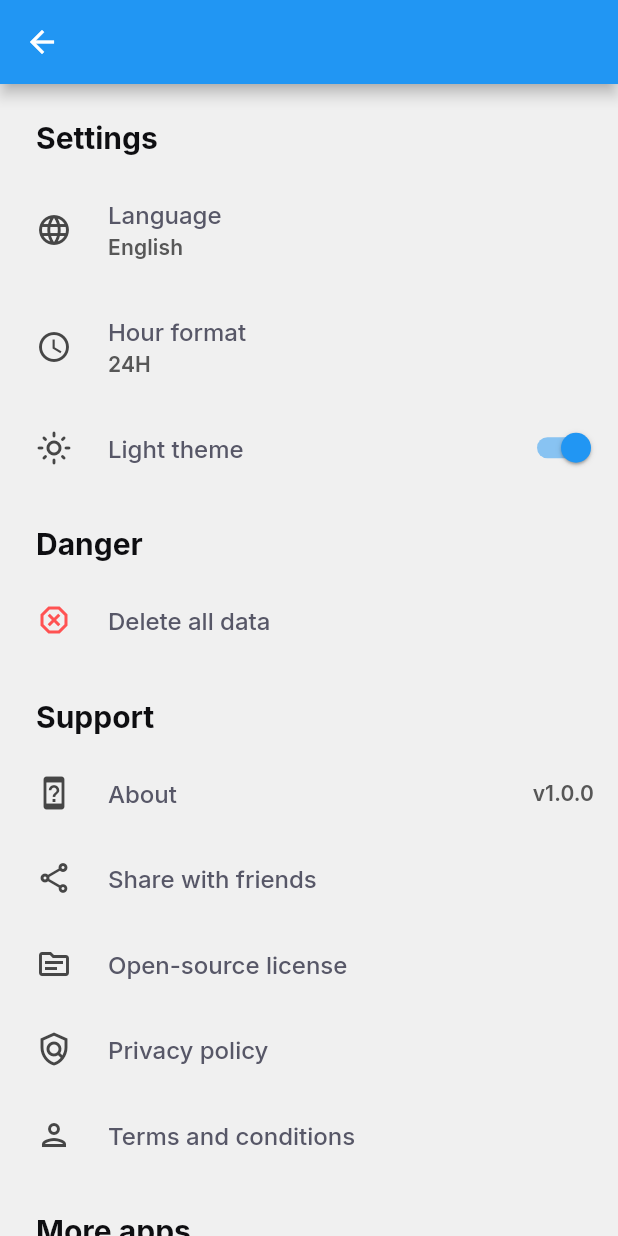
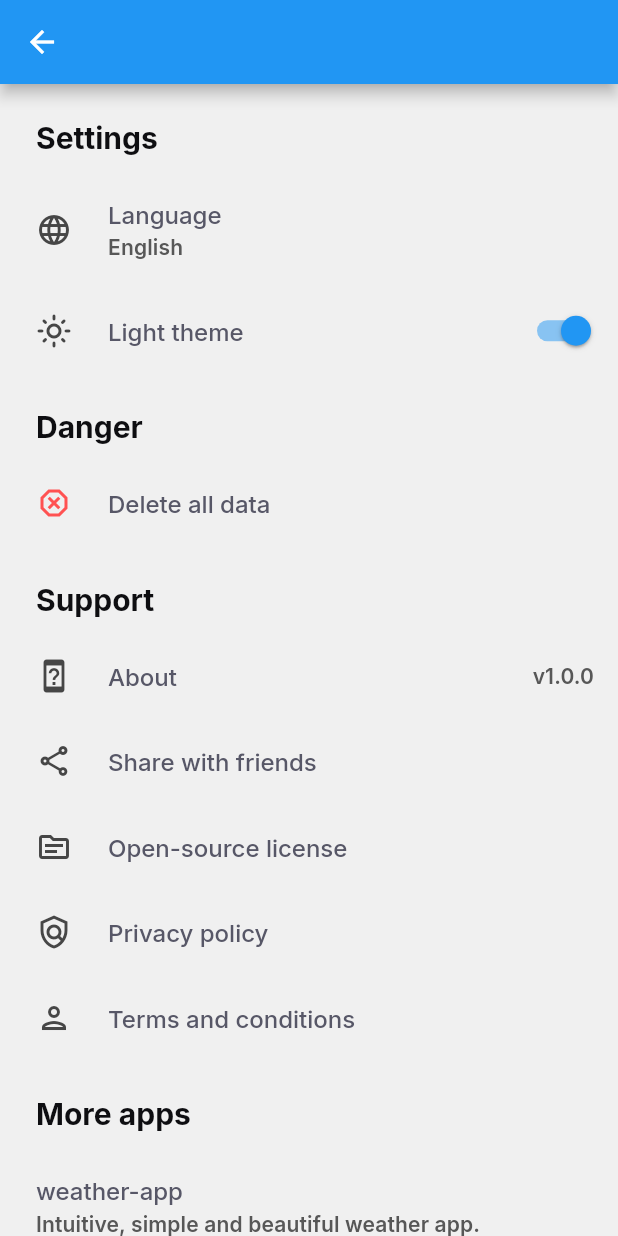
Before and after one commit to samuel-s-marques/todo-app, a Flutter app: the screen it shows after launch, after a tap on the "settings" icon, on a phone screen of 412 x 824 dp. Run offline on Flutter 3.47's test engine with Material 2 defaults, Android fonts, the phone set to English and light mode, and no system bars; drawn by our look-alikes of settings_ui; our stand-ins replace drift, flutter_colorpicker, flutter_markdown, flutter_translate, google_fonts, share and 2 more; missing offline and left inert: flutter_iconpicker; accounts and stored records are empty; generated files the repository leaves out were written again; statements that could not run were skipped.

Commit message:
Remove time pattern

```diff
--- a/lib/pages/settings_page.dart
+++ b/lib/pages/settings_page.dart
@@ -44,17 +44,6 @@ class _SettingsPageState extends State<SettingsPage> {
                     onPressed: (context) {
                       Navigator.pushNamed(context, "/languages");
                     },
-                  ),
-                  SettingsTile.navigation(
-                    leading: const Icon(Icons.access_time_outlined),
-                    title: Text(
-                      translate("settings_page.settings_section.hour_pattern"),
-                      style: Theme.of(context).textTheme.headline1!.copyWith(fontSize: 16),
-                    ),
-                    value: Text(
-                      "24H",
-                      style: Theme.of(context).textTheme.subtitle2!.copyWith(fontSize: 14),
-                    ),
                   ),
                   SettingsTile.switchTile(
                     leading: const Icon(Icons.light_mode_outlined),
```
